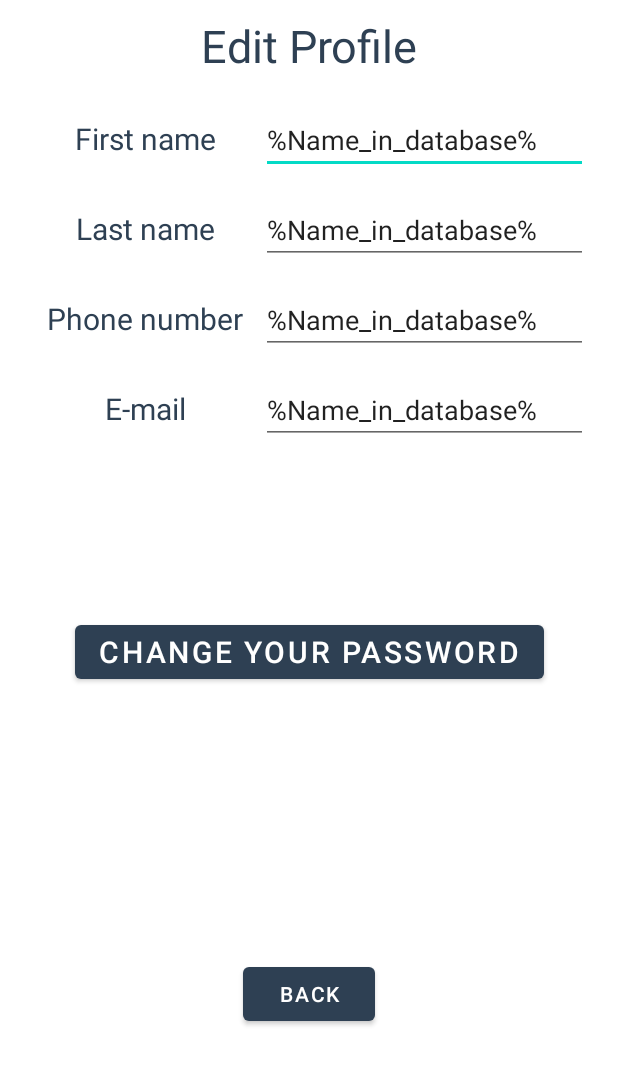
After one commit to losowy-dp/TC-project, an Android app: the Edit screen opened directly, with no data from a screen before it, on a phone screen of 412 x 824 dp. The commit adds this screen. Shown: the top 1065 px of the screen. Run offline under Robolectric (Android 15) with nearby library versions, the phone set to English and light mode, and no system bars; Roboto replaces fonts that are not available here.

Commit message:
new edit activity

```diff
--- a/AndroidApp/ProjectCT/app/src/main/AndroidManifest.xml
+++ b/AndroidApp/ProjectCT/app/src/main/AndroidManifest.xml
@@ -12,14 +12,14 @@
         android:supportsRtl="true"
         android:theme="@style/AppTheme"
         android:usesCleartextTraffic="true">
-        <activity android:name=".activity.Order">
-        </activity>
+        <activity android:name=".Edit"></activity>
+        <activity android:name=".activity.Order"></activity>
         <activity android:name=".activity.HomeActivity" />
         <activity android:name=".activity.ForgotActivity" />
         <activity android:name=".activity.RegisterActivity" />
         <activity android:name=".activity.LoginActivity" />
         <activity android:name=".activity.MainActivity">
-<intent-filter>
+            <intent-filter>
                 <action android:name="android.intent.action.MAIN" />
 
                 <category android:name="android.intent.category.LAUNCHER" />
--- /dev/null
+++ b/AndroidApp/ProjectCT/app/src/main/java/com/example/projectct/Edit.kt
@@ -0,0 +1,11 @@
+package com.example.projectct
+
+import androidx.appcompat.app.AppCompatActivity
+import android.os.Bundle
+
+class Edit : AppCompatActivity() {
+    override fun onCreate(savedInstanceState: Bundle?) {
+        super.onCreate(savedInstanceState)
+        setContentView(R.layout.activity_edit)
+    }
+}
--- /dev/null
+++ b/AndroidApp/ProjectCT/app/src/main/res/layout/activity_edit.xml
@@ -0,0 +1,178 @@
+<?xml version="1.0" encoding="utf-8"?>
+<androidx.constraintlayout.widget.ConstraintLayout xmlns:android="http://schemas.android.com/apk/res/android"
+    xmlns:app="http://schemas.android.com/apk/res-auto"
+    xmlns:tools="http://schemas.android.com/tools"
+    android:layout_width="match_parent"
+    android:layout_height="match_parent"
+    tools:context=".Edit">
+
+    <LinearLayout
+        android:id="@+id/linearLayout2"
+        android:layout_width="match_parent"
+        android:layout_height="240dp"
+        android:layout_marginLeft="20dp"
+        android:layout_marginTop="20dp"
+        android:layout_marginRight="20dp"
+        android:orientation="vertical"
+        app:layout_constraintEnd_toEndOf="parent"
+        app:layout_constraintStart_toStartOf="parent"
+        app:layout_constraintTop_toBottomOf="@+id/textView7">
+
+        <LinearLayout
+            android:layout_width="match_parent"
+            android:layout_height="60dp"
+            android:orientation="horizontal">
+
+            <TextView
+                android:id="@+id/textView8"
+                android:layout_width="150dp"
+                android:layout_height="wrap_content"
+                android:layout_weight="1"
+                android:gravity="center_horizontal"
+                android:text="@string/first_name"
+                android:textAlignment="center"
+                android:textColor="@color/menuText"
+                android:textSize="20sp" />
+
+            <EditText
+                android:id="@+id/editTextTextPersonName"
+                android:layout_width="wrap_content"
+                android:layout_height="wrap_content"
+                android:layout_weight="1"
+                android:ems="10"
+                android:inputType="textPersonName"
+                android:text="%Name_in_database%" />
+
+        </LinearLayout>
+
+        <LinearLayout
+            android:layout_width="match_parent"
+            android:layout_height="60dp"
+            android:orientation="horizontal">
+
+            <TextView
+                android:id="@+id/textView9"
+                android:layout_width="150dp"
+                android:layout_height="wrap_content"
+                android:layout_weight="1"
+                android:gravity="center_horizontal"
+                android:text="@string/last_name"
+                android:textAlignment="center"
+                android:textColor="@color/menuText"
+                android:textSize="20sp" />
+
+            <EditText
+                android:id="@+id/editTextTextPersonName2"
+                android:layout_width="wrap_content"
+                android:layout_height="wrap_content"
+                android:layout_weight="1"
+                android:ems="10"
+                android:inputType="textPersonName"
+                android:text="%Name_in_database%" />
+
+        </LinearLayout>
+
+        <LinearLayout
+            android:layout_width="match_parent"
+            android:layout_height="60dp"
+            android:orientation="horizontal">
+
+            <TextView
+                android:id="@+id/textView10"
+                android:layout_width="150dp"
+                android:layout_height="wrap_content"
+                android:layout_weight="1"
+                android:gravity="center_horizontal"
+                android:text="@string/phone_number"
+                android:textAlignment="center"
+                android:textColor="@color/menuText"
+                android:textSize="20sp" />
+
+            <EditText
+                android:id="@+id/editTextTextPersonName3"
+                android:layout_width="wrap_content"
+                android:layout_height="wrap_content"
+                android:layout_weight="1"
+                android:ems="10"
+                android:inputType="textPersonName"
+                android:text="%Name_in_database%" />
+
+        </LinearLayout>
+
+        <LinearLayout
+            android:layout_width="match_parent"
+            android:layout_height="60dp"
+            android:orientation="horizontal">
+
+            <TextView
+                android:id="@+id/textView11"
+                android:layout_width="150dp"
+                android:layout_height="wrap_content"
+                android:layout_weight="1"
+                android:gravity="center_horizontal"
+                android:text="@string/e_mail"
+                android:textAlignment="center"
+                android:textColor="@color/menuText"
+                android:textSize="20sp" />
+
+            <EditText
+                android:id="@+id/editTextTextPersonName4"
+                android:layout_width="wrap_content"
+                android:layout_height="wrap_content"
+                android:layout_weight="1"
+                android:ems="10"
+                android:inputType="textPersonName"
+                android:text="%Name_in_database%" />
+
+        </LinearLayout>
+
+    </LinearLayout>
+
+    <TextView
+        android:id="@+id/textView7"
+        android:layout_width="wrap_content"
+        android:layout_height="wrap_content"
+        android:layout_marginTop="10dp"
+        android:text="@string/edit_profile"
+        android:textColor="@color/menuText"
+        android:textSize="30sp"
+        app:layout_constraintEnd_toEndOf="parent"
+        app:layout_constraintStart_toStartOf="parent"
+        app:layout_constraintTop_toTopOf="parent" />
+
+    <Button
+        android:id="@+id/but_save_change"
+        android:layout_width="wrap_content"
+        android:layout_height="wrap_content"
+        android:layout_marginTop="20dp"
+        android:text="@string/save"
+        android:textSize="20sp"
+        android:visibility="invisible"
+        app:backgroundTint="@color/menuText"
+        app:layout_constraintEnd_toEndOf="parent"
+        app:layout_constraintStart_toStartOf="parent"
+        app:layout_constraintTop_toBottomOf="@+id/linearLayout2" />
+
+    <Button
+        android:id="@+id/but_change_password"
+        android:layout_width="wrap_content"
+        android:layout_height="wrap_content"
+        android:layout_marginTop="100dp"
+        android:text="@string/change_password"
+        android:textSize="20sp"
+        app:backgroundTint="@color/menuText"
+        app:layout_constraintEnd_toEndOf="parent"
+        app:layout_constraintStart_toStartOf="parent"
+        app:layout_constraintTop_toBottomOf="@+id/linearLayout2" />
+
+    <Button
+        android:id="@+id/but_back_to_menu"
+        android:layout_width="wrap_content"
+        android:layout_height="wrap_content"
+        android:layout_marginTop="180dp"
+        android:text="@string/back"
+        app:backgroundTint="@color/menuText"
+        app:layout_constraintEnd_toEndOf="parent"
+        app:layout_constraintStart_toStartOf="parent"
+        app:layout_constraintTop_toBottomOf="@+id/but_change_password" />
+</androidx.constraintlayout.widget.ConstraintLayout>
--- a/AndroidApp/ProjectCT/app/src/main/res/values/strings.xml
+++ b/AndroidApp/ProjectCT/app/src/main/res/values/strings.xml
@@ -62,4 +62,8 @@
     <string name="account_order">Owner order</string>
     <string name="errorAddTrans">Error add new Transportations</string>
     <string name="addTrans">Add new Transportations</string>
+    <string name="first_name">First name</string>
+    <string name="last_name">Last name</string>
+    <string name="save">Save</string>
+    <string name="change_password">Change your password</string>
 </resources>
```
